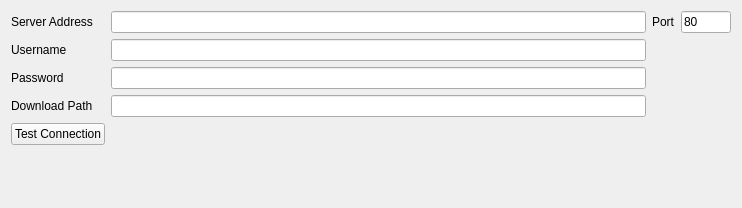
Qt form Plugins/org.mitk.gui.qt.xnat/src/internal/QmitkXnatConnectionPreferencePageControls.ui (MITK/MITK) before a commit.
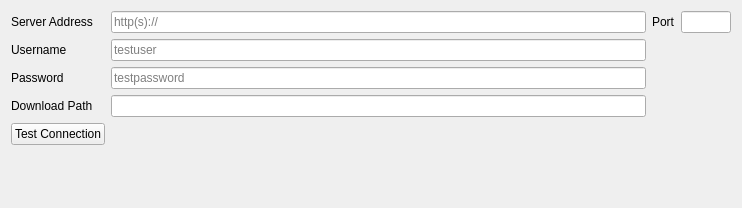
The same form after that commit.

Commit message: Some Ui-File Changes for Usablility. Renamed from Connection to Session in TreeBroserView and Editor.

The edit to the form file:
```diff
--- a/Plugins/org.mitk.gui.qt.xnat/src/internal/QmitkXnatConnectionPreferencePageControls.ui
+++ b/Plugins/org.mitk.gui.qt.xnat/src/internal/QmitkXnatConnectionPreferencePageControls.ui
@@ -44,6 +44,9 @@
      <property name="toolTip">
       <string>&lt;html&gt;&lt;head/&gt;&lt;body&gt;&lt;p&gt;Examples:&lt;/p&gt;&lt;p&gt;https://central.xnat.org&lt;br/&gt;http://localhost/xnat&lt;/p&gt;&lt;/body&gt;&lt;/html&gt;</string>
      </property>
+     <property name="placeholderText">
+      <string>http(s)://</string>
+     </property>
     </widget>
    </item>
    <item row="0" column="5">
@@ -58,7 +61,7 @@
       <string>Standard-Port: 80</string>
      </property>
      <property name="text">
-      <string>80</string>
+      <string/>
      </property>
     </widget>
    </item>
@@ -70,7 +73,11 @@
     </widget>
    </item>
    <item row="1" column="3">
-    <widget class="QLineEdit" name="inUsername"/>
+    <widget class="QLineEdit" name="inUsername">
+     <property name="placeholderText">
+      <string>testuser</string>
+     </property>
+    </widget>
    </item>
    <item row="0" column="1">
     <widget class="QLabel" name="hostAddressLabel">
@@ -91,6 +98,9 @@
      <property name="echoMode">
       <enum>QLineEdit::Password</enum>
      </property>
+     <property name="placeholderText">
+      <string>testpassword</string>
+     </property>
     </widget>
    </item>
    <item row="3" column="3">
```
The commit also changes 2 other files.
